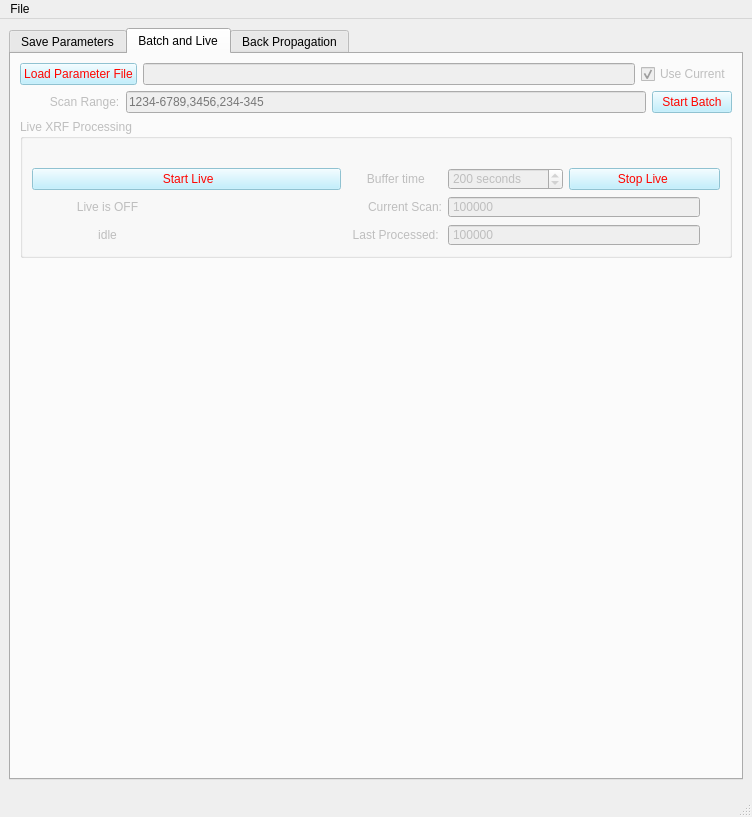
The window that Analysis/ptycho_tools/ptycho_save.ui (pattammattel/HXN_GUI) describes before a commit, drawn with Qt 5.
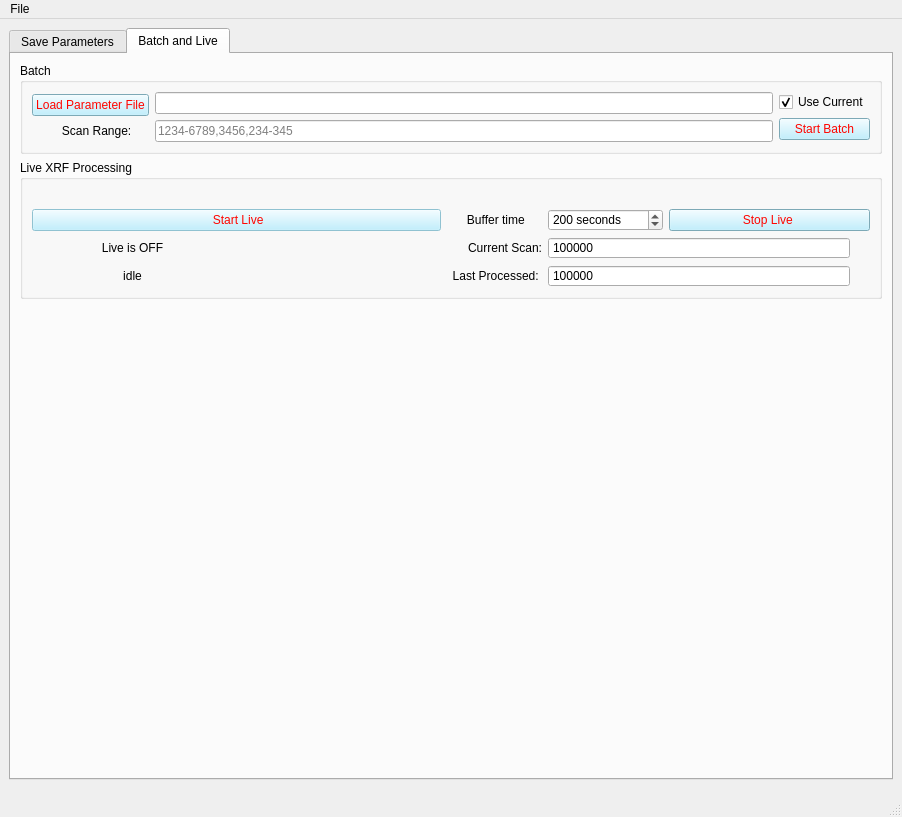
The same window after the commit. The open tabs and pages were chosen to show the change. Custom widgets are drawn as their Qt base class.

Commit message: pumping method edits

Diff of the .ui file:
```diff
--- a/Analysis/ptycho_tools/ptycho_save.ui
+++ b/Analysis/ptycho_tools/ptycho_save.ui
@@ -6,7 +6,7 @@
    <rect>
     <x>0</x>
     <y>0</y>
-    <width>752</width>
+    <width>902</width>
     <height>817</height>
    </rect>
   </property>
@@ -610,78 +610,16 @@
       </widget>
       <widget class="QWidget" name="BatchLiveTab">
        <property name="enabled">
-        <bool>false</bool>
+        <bool>true</bool>
        </property>
        <attribute name="title">
         <string>Batch and Live</string>
        </attribute>
-       <layout class="QGridLayout" name="gridLayout_21">
-        <item row="0" column="0">
-         <layout class="QGridLayout" name="gridLayout_18">
-          <item row="0" column="0">
-           <layout class="QGridLayout" name="gridLayout_15">
-            <item row="0" column="0">
-             <widget class="QPushButton" name="pb_load_param">
-              <property name="enabled">
-               <bool>false</bool>
-              </property>
-              <property name="text">
-               <string>Load Parameter File</string>
-              </property>
-             </widget>
-            </item>
-            <item row="0" column="1">
-             <widget class="QLineEdit" name="le_param_wd"/>
-            </item>
-           </layout>
-          </item>
-          <item row="0" column="1">
-           <widget class="QCheckBox" name="checkBox">
-            <property name="text">
-             <string>Use Current</string>
-            </property>
-            <property name="checked">
-             <bool>true</bool>
-            </property>
-           </widget>
-          </item>
-         </layout>
-        </item>
-        <item row="1" column="0">
-         <layout class="QGridLayout" name="gridLayout_19">
-          <item row="0" column="0">
-           <widget class="QLabel" name="label_22">
-            <property name="sizePolicy">
-             <sizepolicy hsizetype="Fixed" vsizetype="Fixed">
-              <horstretch>0</horstretch>
-              <verstretch>0</verstretch>
-             </sizepolicy>
-            </property>
-            <property name="text">
-             <string>         Scan Range:</string>
-            </property>
-           </widget>
-          </item>
-          <item row="0" column="1">
-           <widget class="QLineEdit" name="le_ptycho_batch_scan_nums">
-            <property name="placeholderText">
-             <string>1234-6789,3456,234-345</string>
-            </property>
-           </widget>
-          </item>
-          <item row="0" column="2">
-           <widget class="QPushButton" name="pb_start_ptycho_batch">
-            <property name="text">
-             <string>Start Batch</string>
-            </property>
-           </widget>
-          </item>
-         </layout>
-        </item>
-        <item row="2" column="0">
+       <layout class="QGridLayout" name="gridLayout_22">
+        <item row="1" column="0" colspan="2">
          <widget class="QGroupBox" name="groupBox_2">
           <property name="enabled">
-           <bool>false</bool>
+           <bool>true</bool>
           </property>
           <property name="title">
            <string>Live XRF Processing</string>
@@ -865,7 +803,7 @@
           </layout>
          </widget>
         </item>
-        <item row="3" column="0">
+        <item row="2" column="1">
          <spacer name="verticalSpacer">
           <property name="orientation">
            <enum>Qt::Vertical</enum>
@@ -878,59 +816,79 @@
           </property>
          </spacer>
         </item>
-       </layout>
-      </widget>
-      <widget class="QWidget" name="BackPropogation">
-       <attribute name="title">
-        <string>Back Propagation</string>
-       </attribute>
-       <layout class="QGridLayout" name="gridLayout_29">
+        <item row="0" column="0" colspan="2">
+         <widget class="QGroupBox" name="groupBox">
+          <property name="title">
+           <string>Batch</string>
+          </property>
+          <layout class="QGridLayout" name="gridLayout_21">
         <item row="0" column="0">
-         <layout class="QGridLayout" name="gridLayout_23">
+            <layout class="QGridLayout" name="gridLayout_15">
           <item row="0" column="0">
-           <layout class="QGridLayout" name="gridLayout_22">
-            <item row="0" column="0">
-             <widget class="QPushButton" name="pb_load_probe">
+              <widget class="QPushButton" name="pb_load_param">
               <property name="enabled">
                <bool>true</bool>
               </property>
               <property name="text">
-               <string> Choose Probe File </string>
+                <string>Load Parameter File</string>
               </property>
              </widget>
             </item>
-            <item row="0" column="1">
-             <widget class="QLineEdit" name="le_probe_file"/>
+             <item row="1" column="0">
+              <widget class="QLabel" name="label_22">
+               <property name="sizePolicy">
+                <sizepolicy hsizetype="Fixed" vsizetype="Fixed">
+                 <horstretch>0</horstretch>
+                 <verstretch>0</verstretch>
+                </sizepolicy>
+               </property>
+               <property name="text">
+                <string>         Scan Range:</string>
+               </property>
+              </widget>
             </item>
            </layout>
           </item>
           <item row="0" column="1">
-           <widget class="QPushButton" name="pb_prob_prop_calc">
-            <property name="text">
-             <string> Start Calculation </string>
-            </property>
-           </widget>
+            <layout class="QGridLayout" name="gridLayout_18">
+             <item row="0" column="0">
+              <widget class="QLineEdit" name="le_param_wd">
+               <property name="enabled">
+                <bool>true</bool>
+               </property>
+              </widget>
+             </item>
+             <item row="1" column="0">
+              <widget class="QLineEdit" name="le_ptycho_batch_scan_nums">
+               <property name="placeholderText">
+                <string>1234-6789,3456,234-345</string>
+               </property>
+              </widget>
+             </item>
+            </layout>
           </item>
           <item row="0" column="2">
-           <widget class="QPushButton" name="pb_save_prp_data">
-            <property name="enabled">
+            <layout class="QGridLayout" name="gridLayout_19">
+             <item row="0" column="0">
+              <widget class="QCheckBox" name="checkBox">
+               <property name="text">
+                <string>Use Current</string>
+               </property>
+               <property name="checked">
              <bool>true</bool>
             </property>
+              </widget>
+             </item>
+             <item row="1" column="0">
+              <widget class="QPushButton" name="pb_start_ptycho_batch">
             <property name="text">
-             <string>Save results</string>
+                <string>Start Batch</string>
             </property>
            </widget>
           </item>
          </layout>
         </item>
-        <item row="1" column="0">
-         <widget class="GraphicsLayoutWidget" name="prp_canvas">
-          <property name="sizePolicy">
-           <sizepolicy hsizetype="Expanding" vsizetype="Expanding">
-            <horstretch>0</horstretch>
-            <verstretch>0</verstretch>
-           </sizepolicy>
-          </property>
+          </layout>
          </widget>
         </item>
        </layout>
@@ -954,7 +912,7 @@
     <rect>
      <x>0</x>
      <y>0</y>
-     <width>752</width>
+     <width>902</width>
      <height>29</height>
     </rect>
    </property>
```
Left out of the diff: 20 changed lines with no effect on the pictures. Lines whose indentation alone changed are shown as unchanged. The commit also changes 25 other files.
